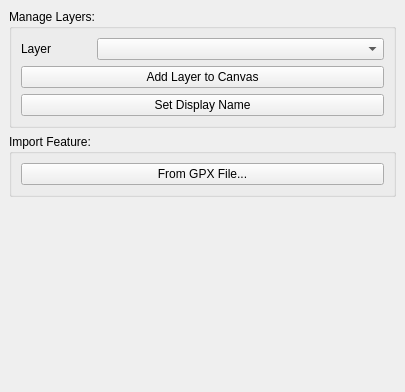
Before: the Qt Designer form ui/ui_spatial_unit_manager.ui in gltn/stdm, drawn with Qt 5.
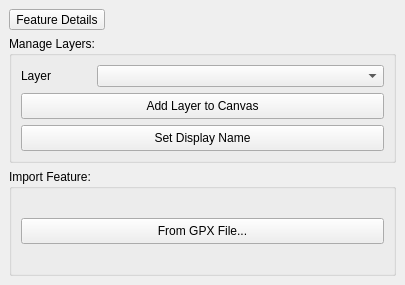
After: the same form once the commit is applied. Icons and pictures are not drawn.

Diff of the .ui file:
```diff
--- a/ui/ui_spatial_unit_manager.ui
+++ b/ui/ui_spatial_unit_manager.ui
@@ -7,50 +7,50 @@
     <x>0</x>
     <y>0</y>
     <width>405</width>
-    <height>392</height>
+    <height>285</height>
    </rect>
   </property>
+  <property name="sizePolicy">
+   <sizepolicy hsizetype="Preferred" vsizetype="Expanding">
+    <horstretch>0</horstretch>
+    <verstretch>0</verstretch>
+   </sizepolicy>
+  </property>
   <property name="windowTitle">
    <string>DockWidget</string>
   </property>
   <widget class="QWidget" name="dockWidgetContents">
-   <layout class="QGridLayout" name="gridLayout_2">
-    <item row="4" column="0">
-     <spacer name="verticalSpacer">
-      <property name="orientation">
-       <enum>Qt::Vertical</enum>
+   <layout class="QVBoxLayout" name="verticalLayout">
+    <item>
+     <widget class="QToolButton" name="feature_details_btn">
+      <property name="sizePolicy">
+       <sizepolicy hsizetype="Fixed" vsizetype="Fixed">
+        <horstretch>0</horstretch>
+        <verstretch>0</verstretch>
+       </sizepolicy>
       </property>
-      <property name="sizeHint" stdset="0">
-       <size>
-        <width>20</width>
-        <height>119</height>
-       </size>
+      <property name="mouseTracking">
+       <bool>false</bool>
       </property>
-     </spacer>
-    </item>
-    <item row="2" column="0">
-     <widget class="QGroupBox" name="groupBox_2">
-      <property name="minimumSize">
-       <size>
-        <width>0</width>
-        <height>0</height>
-       </size>
+      <property name="toolTip">
+       <string>Feature details</string>
       </property>
-      <property name="title">
-       <string>Import Feature:</string>
+      <property name="accessibleName">
+       <string>Tool</string>
       </property>
-      <layout class="QGridLayout" name="gridLayout_3">
-       <item row="0" column="0">
-        <widget class="QPushButton" name="import_gpx_file_button">
-         <property name="text">
-          <string>From GPX File...</string>
-         </property>
-        </widget>
-       </item>
-      </layout>
+      <property name="text">
+       <string>Feature Details</string>
+      </property>
+      <property name="icon">
+       <iconset resource="../resources.qrc">
+        <normaloff>:/plugins/stdm/images/icons/feature_details.png</normaloff>:/plugins/stdm/images/icons/feature_details.png</iconset>
+      </property>
+      <property name="checkable">
+       <bool>true</bool>
+      </property>
      </widget>
     </item>
-    <item row="1" column="0">
+    <item>
      <widget class="QGroupBox" name="groupBox">
       <property name="sizeIncrement">
        <size>
@@ -62,8 +62,27 @@
        <string>Manage Layers:</string>
       </property>
       <layout class="QGridLayout" name="gridLayout">
-       <item row="0" column="1">
+       <item row="1" column="0">
+        <widget class="QLabel" name="layerLebel">
+         <property name="maximumSize">
+          <size>
+           <width>70</width>
+           <height>16777215</height>
+          </size>
+         </property>
+         <property name="text">
+          <string>Layer</string>
+         </property>
+        </widget>
+       </item>
+       <item row="1" column="1">
         <widget class="QComboBox" name="stdm_layers_combo">
+         <property name="minimumSize">
+          <size>
+           <width>30</width>
+           <height>22</height>
+          </size>
+         </property>
          <property name="sizeIncrement">
           <size>
            <width>0</width>
@@ -81,39 +100,63 @@
          </property>
         </widget>
        </item>
-       <item row="1" column="0" colspan="2">
+       <item row="2" column="0" colspan="2">
         <widget class="QPushButton" name="add_to_canvas_button">
+         <property name="minimumSize">
+          <size>
+           <width>300</width>
+           <height>26</height>
+          </size>
+         </property>
          <property name="text">
           <string>Add Layer to Canvas</string>
          </property>
         </widget>
        </item>
-       <item row="2" column="0" colspan="2">
+       <item row="3" column="0" colspan="2">
         <widget class="QPushButton" name="set_display_name_button">
+         <property name="minimumSize">
+          <size>
+           <width>30</width>
+           <height>26</height>
+          </size>
+         </property>
          <property name="text">
           <string>Set Display Name</string>
          </property>
         </widget>
        </item>
+      </layout>
+     </widget>
+    </item>
+    <item>
+     <widget class="QGroupBox" name="groupBox_2">
+      <property name="minimumSize">
+       <size>
+        <width>0</width>
+        <height>0</height>
+       </size>
+      </property>
+      <property name="title">
+       <string>Import Feature:</string>
+      </property>
+      <layout class="QGridLayout" name="gridLayout_3">
        <item row="0" column="0">
-        <widget class="QLabel" name="layerLebel">
-         <property name="maximumSize">
+        <widget class="QPushButton" name="import_gpx_file_button">
+         <property name="minimumSize">
           <size>
-           <width>70</width>
-           <height>16777215</height>
+           <width>30</width>
+           <height>26</height>
           </size>
          </property>
          <property name="text">
-          <string>Layer</string>
+          <string>From GPX File...</string>
          </property>
         </widget>
        </item>
       </layout>
      </widget>
     </item>
-    <item row="0" column="0">
-     <layout class="QVBoxLayout" name="NotificationBar"/>
-    </item>
    </layout>
   </widget>
  </widget>
```
Left out of the diff: 4 changed lines with no effect on the pictures.
